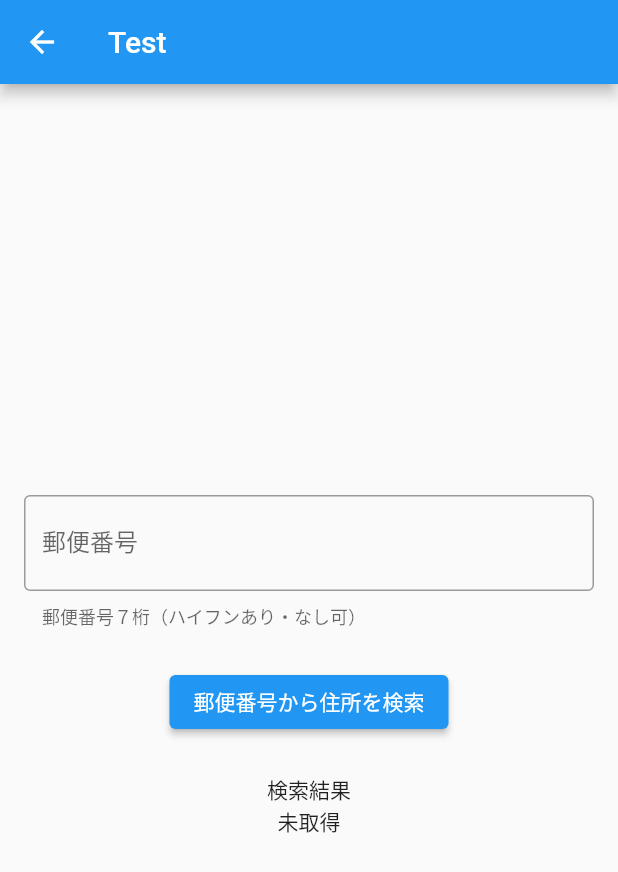
After one commit to minme31/postalcode_test, a Flutter app: the HomePageStateful screen opened directly, after a tap on "郵便番号から住所を検索", on a phone screen of 412 x 824 dp. The commit adds this screen. Shown: the top 872 px of the screen. Run offline on Flutter 3.47's test engine with Material 2 defaults, Android fonts, the phone set to English and light mode, and no system bars; network calls fail.

Commit message:
Add stateful widget

```diff
--- a/lib/main.dart
+++ b/lib/main.dart
@@ -1,5 +1,6 @@
 import 'package:flutter/material.dart';
 import 'package:postalcode_test/pages/home_page.dart';
+import 'package:postalcode_test/pages/home_page_stateful.dart';
 
 void main() {
   runApp(const MyApp());
--- /dev/null
+++ b/lib/pages/home_page_stateful.dart
@@ -0,0 +1,63 @@
+import 'package:flutter/material.dart';
+import 'package:postalcode_test/models/adress_model.dart';
+import 'package:postalcode_test/services/webservice.dart';
+
+class HomePageStateful extends StatefulWidget {
+  const HomePageStateful({Key? key}) : super(key: key);
+
+  @override
+  State<HomePageStateful> createState() => _HomePageStatefulState();
+}
+
+class _HomePageStatefulState extends State<HomePageStateful> {
+  final TextEditingController postalCodeController = TextEditingController();
+  AddressModel? addressModel;
+
+  @override
+  Widget build(BuildContext context) {
+    return Scaffold(
+      appBar: AppBar(
+        title: const Text('Test'),
+      ),
+      body: Column(
+        mainAxisAlignment: MainAxisAlignment.center,
+        children: [
+          Container(
+            margin: const EdgeInsets.symmetric(horizontal: 16, vertical: 8),
+            child: TextFormField(
+              controller: postalCodeController,
+              decoration: const InputDecoration(
+                label: Text('郵便番号'),
+                helperText: '郵便番号７桁（ハイフンあり・なし可）',
+                hintText: '000-1234',
+                border: OutlineInputBorder(),
+                prefix: Text('〒'),
+              ),
+              keyboardType: TextInputType.number,
+            ),
+          ),
+          const SizedBox(
+            height: 16,
+          ),
+          ElevatedButton(
+            onPressed: () async {
+              final postalCode = postalCodeController.text;
+              final addressModel = await WebService.getAddress(postalCode);
+              setState(() {
+                this.addressModel = addressModel;
+              });
+            },
+            child: const Text('郵便番号から住所を検索'),
+          ),
+          const SizedBox(
+            height: 24,
+          ),
+          const Text('検索結果'),
+          Text(addressModel != null
+              ? '${addressModel!.prefecture}, ${addressModel!.city}, ${addressModel!.line1}'
+              : '未取得'),
+        ],
+      ),
+    );
+  }
+}
--- a/lib/services/webservice.dart
+++ b/lib/services/webservice.dart
@@ -1,5 +1,4 @@
 import 'dart:convert';
-import 'dart:ffi';
 
 import 'package:postalcode_test/models/adress_model.dart';
 import 'package:http/http.dart' as http;
@@ -7,8 +6,7 @@ import 'package:http/http.dart' as http;
 class WebService {
   static Future<AddressModel> getAddress(String postalCode) async {
     // APIから住所を取得する処理
-    // TODO: PostalCodeを使うように修正
-    String url = "https://zipcloud.ibsnet.co.jp/api/search?zipcode=7830060";
+    String url = "https://zipcloud.ibsnet.co.jp/api/search?zipcode=$postalCode";
     final response = await http.get(Uri.parse(url));
     print(response);
     if (response.statusCode == 200) {
```
